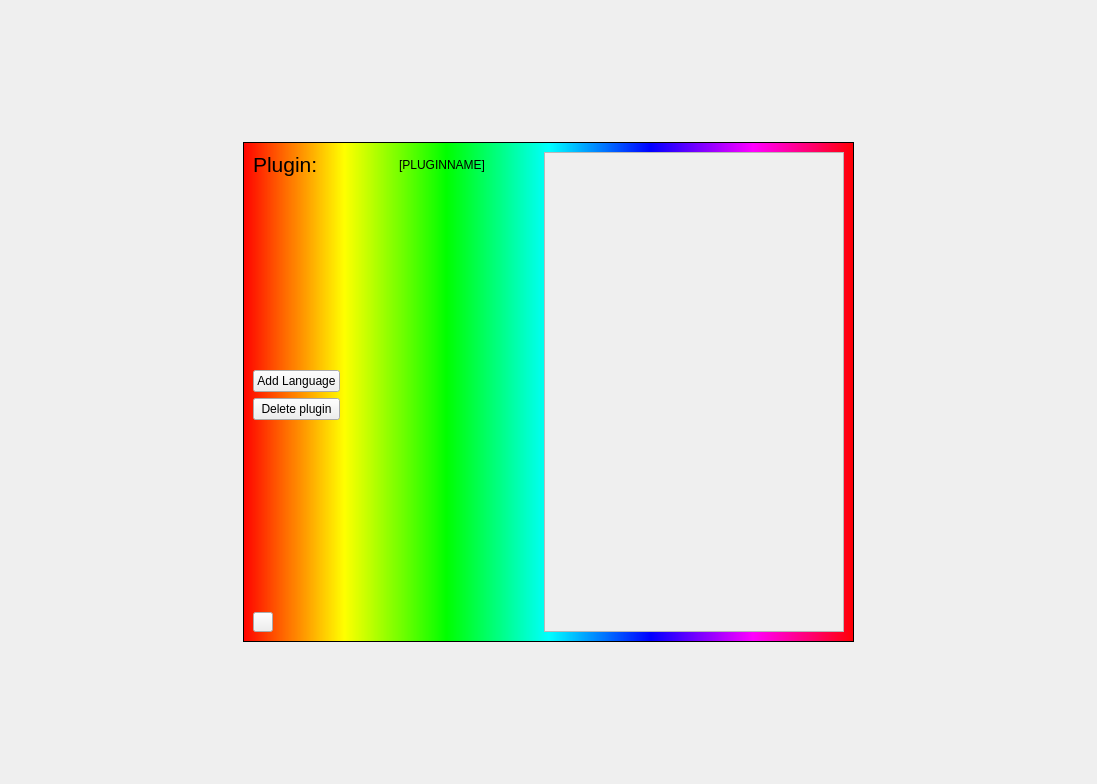
Before: the Qt Designer form main_window.ui in blackdevil72/SM-Translation-Tool, drawn with Qt 5.
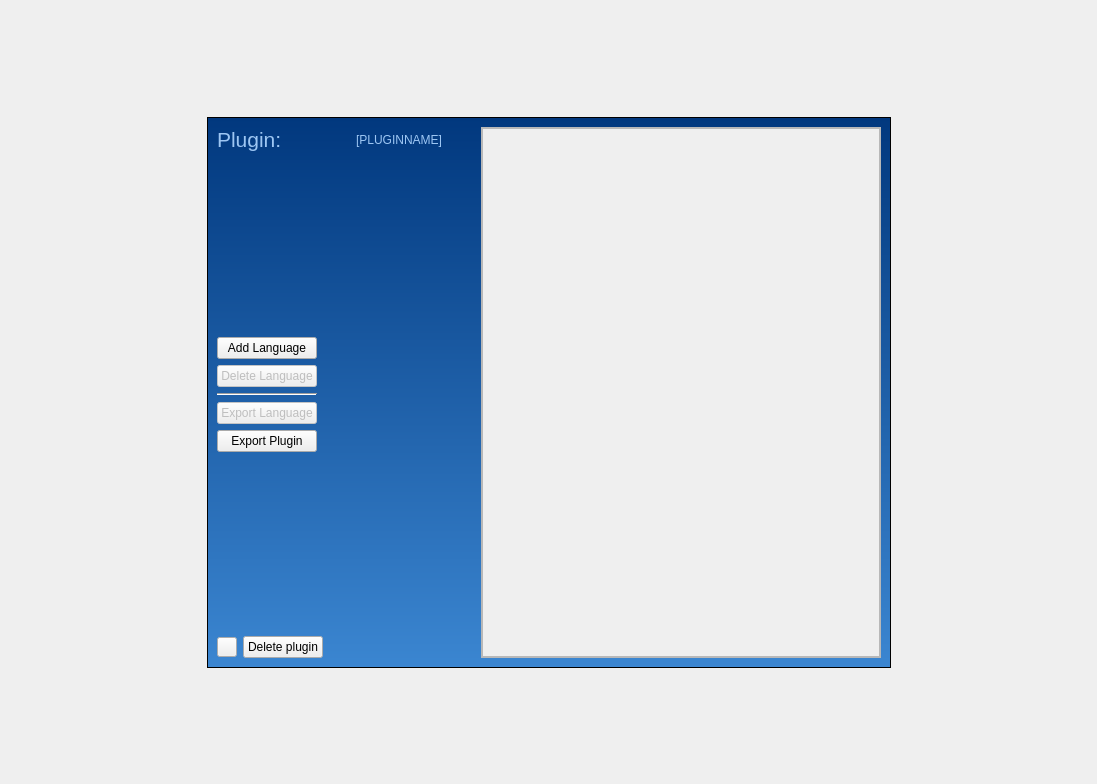
After: the same form once the commit is applied. Icons and pictures are not drawn.

```diff
--- a/main_window.ui
+++ b/main_window.ui
@@ -19,20 +19,36 @@
   </property>
   <property name="styleSheet">
    <string notr="true">#mpc_title_frame {
-background-color: rgb(255, 170, 255);
+	background-color: qlineargradient(spread:pad, x1:0, y1:0, x2:0, y2:1, stop:0 rgba(1, 56, 126, 255), stop:1 rgba(59, 134, 209, 255));
+color: #9DC6F3
 }
 
 #mpc_plugins {
-	background-color: rgb(0, 170, 255);
+	background-color: #494F56;
+	background-color: qlineargradient(spread:pad, x1:0, y1:0, x2:1, y2:0, stop:0 #494F56, stop:1 #31353A);
+color: white;
 }
 
 #mpc_plugins_list {
-	background-color: rgb(0, 170, 255);
+	background-color:  qlineargradient(spread:pad, x1:0, y1:0, x2:1, y2:0, stop:0 #494F56, stop:1 #31353A);
 	border: none;
 }
 
 #mpc_plugins_list::item {
 padding: 10px;
+color: white;
+background-color: #31353A;
+}
+#mpc_plugins_list::item:hover {
+background-color: #494F56
+}
+
+#ps_frame {
+	background-color: qlineargradient(spread:pad, x1:0, y1:0, x2:0, y2:1, stop:0 rgba(1, 56, 126, 255), stop:1 rgba(59, 134, 209, 255));
+color: #9DC6F3;}
+
+QLabel {
+color: #9DC6F3;
 }</string>
   </property>
   <widget class="QWidget" name="centralwidget">
@@ -302,9 +318,7 @@
            </size>
           </property>
           <property name="styleSheet">
-           <string notr="true">#ps_frame {
-background-color: qlineargradient(spread:pad, x1:0, y1:0, x2:1, y2:0, stop:0 rgba(255, 0, 0, 255), stop:0.166 rgba(255, 255, 0, 255), stop:0.333 rgba(0, 255, 0, 255), stop:0.5 rgba(0, 255, 255, 255), stop:0.666 rgba(0, 0, 255, 255), stop:0.833 rgba(255, 0, 255, 255), stop:1 rgba(255, 0, 0, 255));
-}</string>
+           <string notr="true"/>
           </property>
           <property name="frameShape">
            <enum>QFrame::StyledPanel</enum>
@@ -324,7 +338,7 @@
             <widget class="QScrollArea" name="scrollArea">
              <property name="minimumSize">
               <size>
-               <width>300</width>
+               <width>400</width>
                <height>0</height>
               </size>
              </property>
@@ -336,21 +350,38 @@
                <rect>
                 <x>0</x>
                 <y>0</y>
-                <width>298</width>
-                <height>480</height>
+                <width>398</width>
+                <height>528</height>
                </rect>
               </property>
-              <widget class="QWidget" name="verticalLayoutWidget_2">
-               <property name="geometry">
-                <rect>
-                 <x>40</x>
-                 <y>20</y>
-                 <width>211</width>
-                 <height>391</height>
-                </rect>
+              <layout class="QVBoxLayout" name="verticalLayout_3">
+               <property name="spacing">
+                <number>0</number>
                </property>
-               <layout class="QVBoxLayout" name="ps_scroll_grid"/>
-              </widget>
+               <property name="leftMargin">
+                <number>0</number>
+               </property>
+               <property name="topMargin">
+                <number>0</number>
+               </property>
+               <property name="rightMargin">
+                <number>0</number>
+               </property>
+               <property name="bottomMargin">
+                <number>0</number>
+               </property>
+               <item>
+                <widget class="QFrame" name="ps_plugin_language_frame">
+                 <property name="frameShape">
+                  <enum>QFrame::StyledPanel</enum>
+                 </property>
+                 <property name="frameShadow">
+                  <enum>QFrame::Raised</enum>
+                 </property>
+                 <layout class="QVBoxLayout" name="verticalLayout_4"/>
+                </widget>
+               </item>
+              </layout>
              </widget>
             </widget>
            </item>
@@ -381,9 +412,12 @@
               </widget>
              </item>
              <item>
-              <widget class="QPushButton" name="ps_delete_plugin_btn">
+              <widget class="QPushButton" name="ps_delete_language_btn">
+               <property name="enabled">
+                <bool>false</bool>
+               </property>
                <property name="text">
-                <string>Delete plugin</string>
+                <string>Delete Language</string>
                </property>
                <property name="icon">
                 <iconset resource="ressources.qrc">
@@ -391,6 +425,38 @@
                </property>
               </widget>
              </item>
+             <item>
+              <widget class="Line" name="line_2">
+               <property name="orientation">
+                <enum>Qt::Horizontal</enum>
+               </property>
+              </widget>
+             </item>
+             <item>
+              <widget class="QPushButton" name="ps_export_language_btn">
+               <property name="enabled">
+                <bool>false</bool>
+               </property>
+               <property name="text">
+                <string>Export Language</string>
+               </property>
+               <property name="icon">
+                <iconset resource="ressources.qrc">
+                 <normaloff>:/icons/ressources/icons_famfamfam/application_go.png</normaloff>:/icons/ressources/icons_famfamfam/application_go.png</iconset>
+               </property>
+              </widget>
+             </item>
+             <item>
+              <widget class="QPushButton" name="ps_export_plugin_btn">
+               <property name="text">
+                <string>Export Plugin</string>
+               </property>
+               <property name="icon">
+                <iconset resource="ressources.qrc">
+                 <normaloff>:/icons/ressources/icons_famfamfam/page_white_zip.png</normaloff>:/icons/ressources/icons_famfamfam/page_white_zip.png</iconset>
+               </property>
+              </widget>
+             </item>
             </layout>
            </item>
            <item row="3" column="1">
@@ -446,6 +512,34 @@
              </property>
             </widget>
            </item>
+           <item row="4" column="1" colspan="2">
+            <layout class="QHBoxLayout" name="horizontalLayout_2">
+             <item>
+              <widget class="QPushButton" name="ps_delete_plugin_btn">
+               <property name="text">
+                <string>Delete plugin</string>
+               </property>
+               <property name="icon">
+                <iconset resource="ressources.qrc">
+                 <normaloff>:/icons/ressources/icons_famfamfam/delete.png</normaloff>:/icons/ressources/icons_famfamfam/delete.png</iconset>
+               </property>
+              </widget>
+             </item>
+             <item>
+              <spacer name="horizontalSpacer_7">
+               <property name="orientation">
+                <enum>Qt::Horizontal</enum>
+               </property>
+               <property name="sizeHint" stdset="0">
+                <size>
+                 <width>40</width>
+                 <height>20</height>
+                </size>
+               </property>
+              </spacer>
+             </item>
+            </layout>
+           </item>
           </layout>
          </widget>
         </item>
```
Left out of the diff: 16 changed lines with no effect on the pictures.
